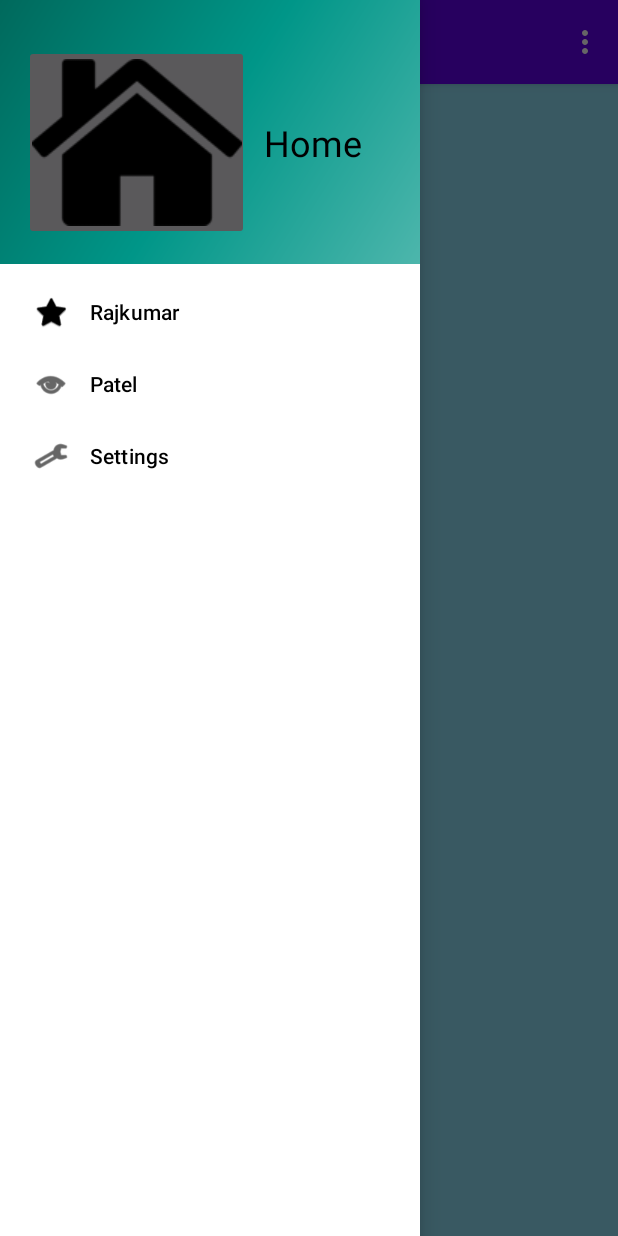
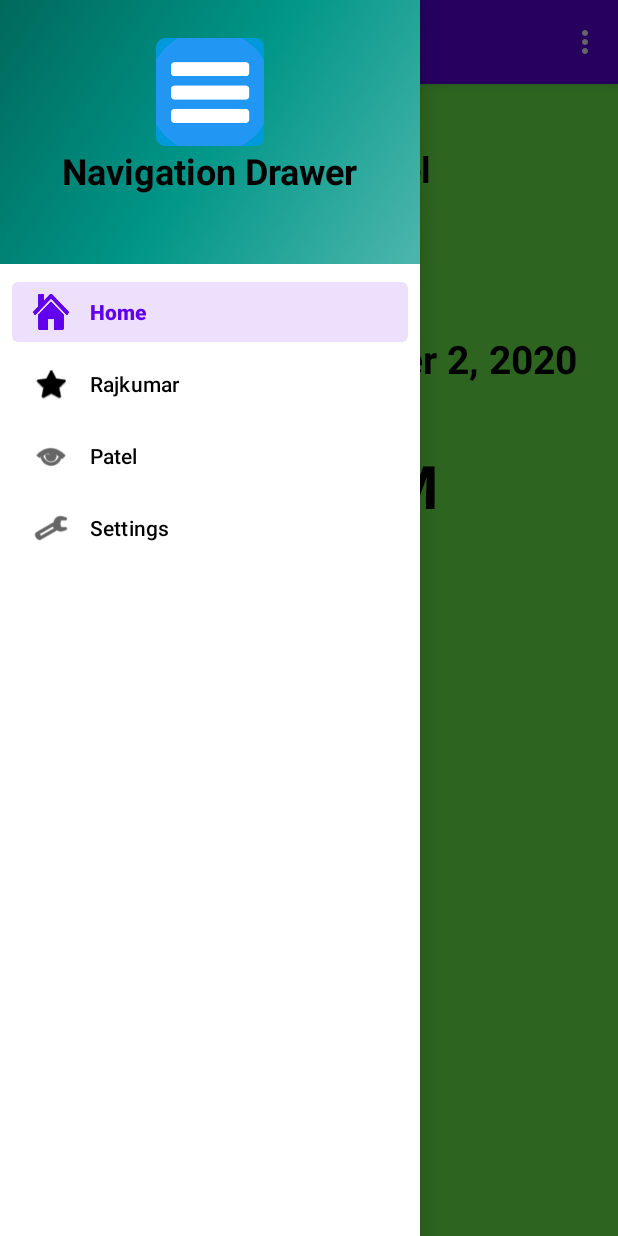
Before and after one commit to RajkumarPatel28/RajkumarPatelAssign3, an Android app: the screen it shows after launch (RajkumarActivity), with the side drawer open, on a phone screen of 412 x 824 dp. Run offline under Robolectric (Android 15) with nearby library versions, the phone set to English and light mode, and no system bars; our stand-ins replace navigation-ui.

Commit message:
RaHome Fragment
- Added textviews for name and id
- Added current time and date
- Added the Home Fragment as an item on the navigation drawer

```diff
--- a/rajkumarlab3/src/main/java/rajkumar/patel/n01289472/RajkumarActivity.java
+++ b/rajkumarlab3/src/main/java/rajkumar/patel/n01289472/RajkumarActivity.java
@@ -6,7 +6,6 @@ import android.net.Uri;
 import android.os.Bundle;
 import android.view.Menu;
 import android.view.MenuItem;
-import android.view.View;
 
 import com.google.android.material.navigation.NavigationView;
 
--- a/rajkumarlab3/src/main/java/rajkumar/patel/n01289472/ui/home/RaHome.java
+++ b/rajkumarlab3/src/main/java/rajkumar/patel/n01289472/ui/home/RaHome.java
@@ -1,11 +1,17 @@
 package rajkumar.patel.n01289472.ui.home;
 
+import android.content.Intent;
 import android.os.Bundle;
 import android.view.LayoutInflater;
 import android.view.View;
 import android.view.ViewGroup;
+import android.widget.ImageButton;
+import android.widget.TextView;
 
 import androidx.fragment.app.Fragment;
+
+import java.text.DateFormat;
+import java.util.Calendar;
 
 import rajkumar.patel.n01289472.R;
 
@@ -15,10 +21,17 @@ import rajkumar.patel.n01289472.R;
 
 public class RaHome extends Fragment {
 
+    TextView rajDate;
+
     @Override
     public View onCreateView(LayoutInflater inflater, ViewGroup container, Bundle savedInstanceState) {
         View view = inflater.inflate(R.layout.ra_home, container, false);
 
+        Calendar date = Calendar.getInstance();
+        String currentdate = DateFormat.getDateInstance(DateFormat.FULL).format(date.getTime());
+        rajDate = view.findViewById(R.id.rajDate);
+        rajDate.setText(currentdate);
+
         return view;
     }
 }
--- a/rajkumarlab3/src/main/res/layout/nav_header_main.xml
+++ b/rajkumarlab3/src/main/res/layout/nav_header_main.xml
@@ -12,27 +12,21 @@
     android:paddingBottom="@dimen/activity_vertical_margin"
     android:theme="@style/ThemeOverlay.AppCompat.Dark">
 
-    <LinearLayout
-        android:layout_width="match_parent"
+    <ImageView
+        android:id="@+id/rajImageView"
+        android:layout_width="wrap_content"
         android:layout_height="wrap_content"
-        android:orientation="horizontal">
+        android:layout_gravity="center"
+        android:paddingTop="@dimen/nav_header_vertical_spacing"
+        app:srcCompat="@mipmap/ic_launcher_round" />
 
-        <ImageButton
-            android:id="@+id/rajImagebtn"
-            android:layout_width="150dip"
-            android:layout_height="130dip"
-            android:src="@drawable/home_logo" />
-
-        <TextView
-            android:id="@+id/rajHomeTv"
-            android:layout_width="match_parent"
-            android:layout_height="wrap_content"
-            android:layout_gravity="center"
-            android:layout_marginStart="10dip"
-            android:text="Home"
-            android:textColor="@color/black"
-            android:textSize="24sp" />
-
-    </LinearLayout>
+    <TextView
+        android:id="@+id/RajNavTv"
+        android:layout_width="wrap_content"
+        android:layout_height="wrap_content"
+        android:layout_marginBottom="30dip"
+        android:layout_gravity="center"
+        style="@style/TextStyle"
+        android:text="@string/navigation_drawertitle" />
 
 </LinearLayout>
--- a/rajkumarlab3/src/main/res/layout/pat_set.xml
+++ b/rajkumarlab3/src/main/res/layout/pat_set.xml
@@ -8,7 +8,6 @@
     android:orientation="vertical"
     tools:context=".ui.settings.PatSet">
 
-
     <TextView
         android:id="@+id/textView3"
         android:layout_width="wrap_content"
--- a/rajkumarlab3/src/main/res/menu/activity_main_drawer.xml
+++ b/rajkumarlab3/src/main/res/menu/activity_main_drawer.xml
@@ -4,6 +4,10 @@
     tools:showIn="navigation_view">
 
     <group android:checkableBehavior="single">
+        <item
+            android:id="@+id/rajNavHome"
+            android:icon="@drawable/home_logo"
+            android:title="@string/menu_item0" />
         <item
             android:id="@+id/rajNavFirstname"
             android:icon="@android:drawable/btn_star_big_on"
--- a/rajkumarlab3/src/main/res/values/colors.xml
+++ b/rajkumarlab3/src/main/res/values/colors.xml
@@ -8,8 +8,8 @@
     <color name="black">#FF000000</color>
     <color name="white">#FFFFFFFF</color>
 
+    <color name="lightGreen">#70fb51</color>
     <color name="purple">#ee89e4</color>
     <color name="yellow">#feff66</color>
-    <color name="lightBlue">#90dff6</color>
     <color name="lightRed">#fb5555</color>
 </resources>
--- a/rajkumarlab3/src/main/res/values/strings.xml
+++ b/rajkumarlab3/src/main/res/values/strings.xml
@@ -13,5 +13,6 @@
     <string name="dialog_no">No</string>
     <string name="dialog_exit">Exit App</string>
     <string name="overflow_item">Help</string>
+    <string name="navigation_drawertitle">Navigation Drawer</string>
 
 </resources>
--- /dev/null
+++ b/rajkumarlab3/src/main/res/values/styles.xml
@@ -0,0 +1,10 @@
+<resources>
+
+    <style name="TextStyle" parent="@android:style/Widget.TextView">
+        <item name="android:textSize">24sp</item>
+        <item name="android:textStyle">bold</item>
+        <item name="android:textColor">@color/black</item>
+    </style>
+
+
+</resources>
```
Also changed, not shown: rajkumarlab3/src/main/res/layout/ra_home.xml (+34 -3 lines).
